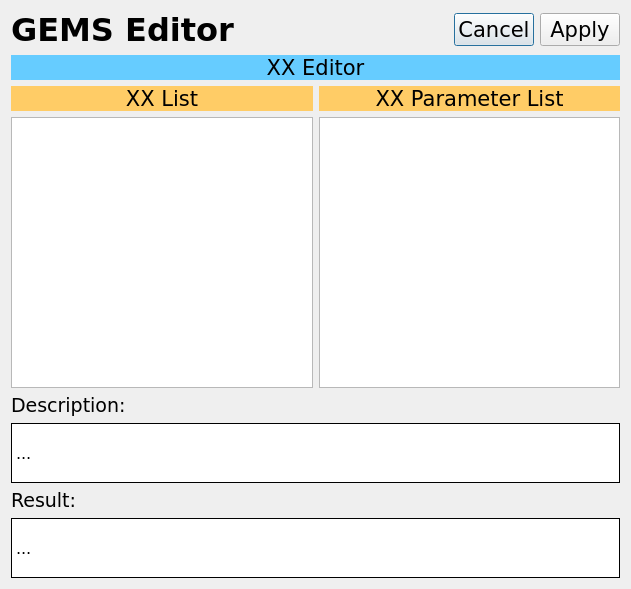
First picture: the form in gemsedit/gui/param_select_dlg.ui, repository travisseymour/GEMSedit, before the edit.
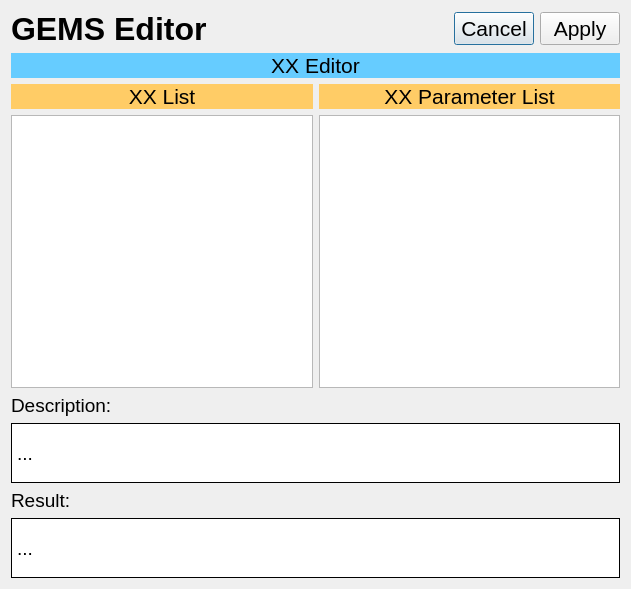
Second picture: the form after the edit. Icons and pictures are not drawn.

```diff
--- a/gemsedit/gui/param_select_dlg.ui
+++ b/gemsedit/gui/param_select_dlg.ui
@@ -15,7 +15,7 @@
   </property>
   <property name="font">
    <font>
-    <family>Verdana</family>
+    <family>Arial</family>
    </font>
   </property>
   <property name="windowTitle">
@@ -28,8 +28,8 @@
       <widget class="QTableView" name="xx_tableView">
        <property name="font">
         <font>
-         <family>Verdana</family>
-         <pointsize>12</pointsize>
+         <family>Arial</family>
+         <pointsize>14</pointsize>
         </font>
        </property>
        <property name="editTriggers">
@@ -59,7 +59,7 @@
       <widget class="QLabel" name="xxparamLabel">
        <property name="font">
         <font>
-         <family>Verdana</family>
+         <family>Arial</family>
          <pointsize>16</pointsize>
          <italic>false</italic>
         </font>
@@ -83,7 +83,7 @@
           <widget class="QLabel" name="labelAppName">
            <property name="font">
             <font>
-             <family>Verdana</family>
+             <family>Arial</family>
              <pointsize>24</pointsize>
              <bold>true</bold>
             </font>
@@ -144,7 +144,7 @@
         <widget class="QPushButton" name="cancelButton">
          <property name="font">
           <font>
-           <family>Verdana</family>
+           <family>Arial</family>
            <pointsize>16</pointsize>
           </font>
          </property>
@@ -157,7 +157,7 @@
         <widget class="QPushButton" name="applyButton">
          <property name="font">
           <font>
-           <family>Verdana</family>
+           <family>Arial</family>
            <pointsize>16</pointsize>
            <italic>false</italic>
           </font>
@@ -176,8 +176,8 @@
       <widget class="QTableView" name="xxparam_tableView">
        <property name="font">
         <font>
-         <family>Verdana</family>
-         <pointsize>12</pointsize>
+         <family>Arial</family>
+         <pointsize>14</pointsize>
         </font>
        </property>
        <property name="editTriggers">
@@ -216,8 +216,8 @@
        </property>
        <property name="font">
         <font>
-         <family>Verdana</family>
-         <pointsize>12</pointsize>
+         <family>Arial</family>
+         <pointsize>14</pointsize>
          <italic>false</italic>
          <bold>false</bold>
         </font>
@@ -243,7 +243,7 @@
       <widget class="QLabel" name="titleLabel">
        <property name="font">
         <font>
-         <family>Verdana</family>
+         <family>Arial</family>
          <pointsize>16</pointsize>
          <italic>false</italic>
         </font>
@@ -269,8 +269,8 @@
        </property>
        <property name="font">
         <font>
-         <family>Verdana</family>
-         <pointsize>12</pointsize>
+         <family>Arial</family>
+         <pointsize>14</pointsize>
          <italic>false</italic>
          <bold>false</bold>
         </font>
@@ -296,7 +296,7 @@
       <widget class="QLabel" name="Label9">
        <property name="font">
         <font>
-         <family>Verdana</family>
+         <family>Arial</family>
          <pointsize>14</pointsize>
          <italic>false</italic>
         </font>
@@ -313,7 +313,7 @@
       <widget class="QLabel" name="xxLabel">
        <property name="font">
         <font>
-         <family>Verdana</family>
+         <family>Arial</family>
          <pointsize>16</pointsize>
          <italic>false</italic>
         </font>
@@ -333,7 +333,7 @@
       <widget class="QLabel" name="Label9_2">
        <property name="font">
         <font>
-         <family>Verdana</family>
+         <family>Arial</family>
          <pointsize>14</pointsize>
          <italic>false</italic>
         </font>
```
